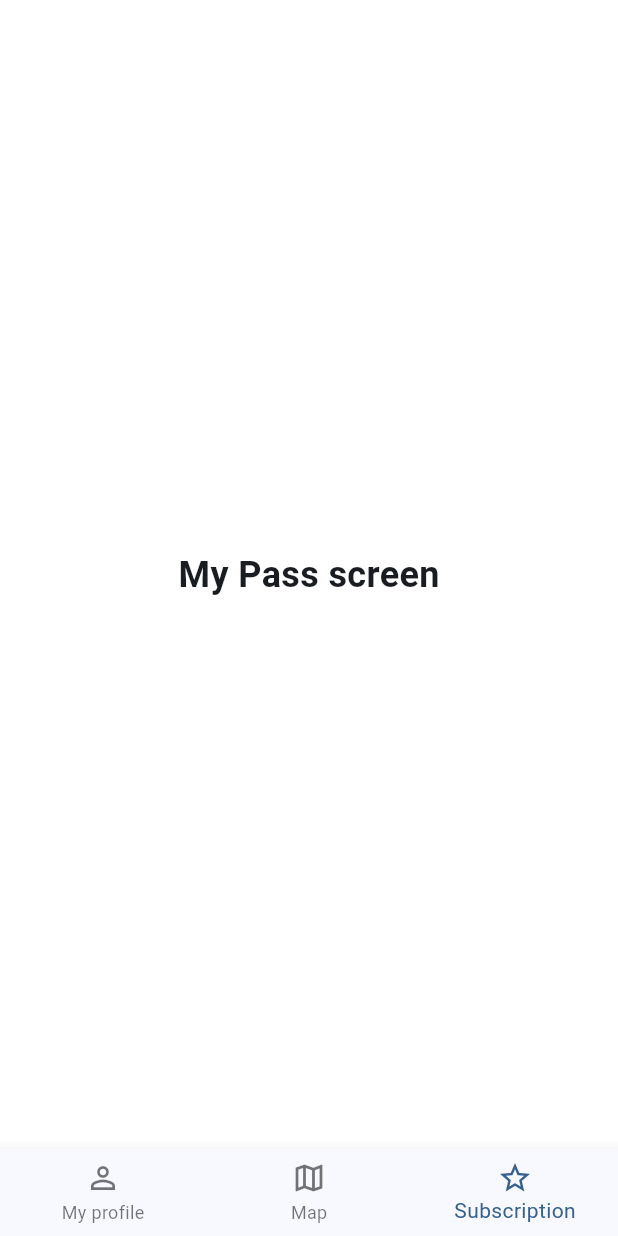
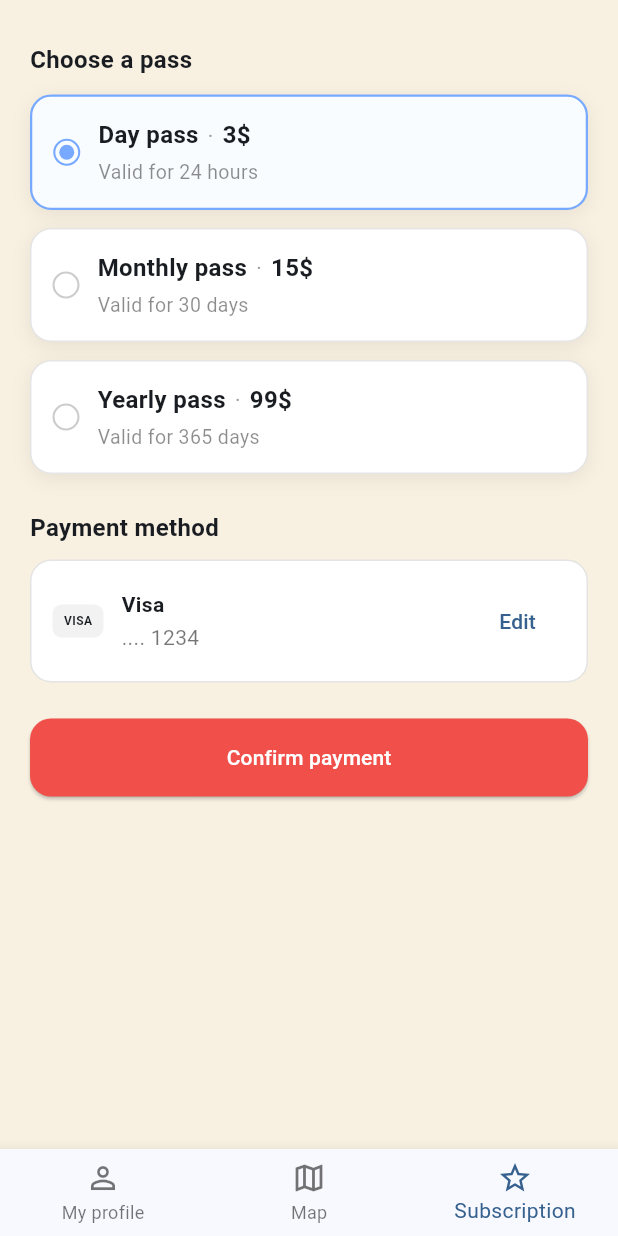
Before and after one commit to seangDarong/UX-Final_Project, a Flutter app: the screen it shows after launch, item 3 of the bottom bar chosen, on a phone screen of 412 x 824 dp. Run offline on Flutter 3.47's test engine with Material 3 defaults, Android fonts, the phone set to English and light mode, and no system bars; our stand-ins replace flutter_map, latlong2; network calls fail.

Commit message:
feat: PASS-003 - create pass content and required widget

```diff
--- a/lib/data/repositories/pass/pass_repository.dart
+++ b/lib/data/repositories/pass/pass_repository.dart
@@ -1,7 +1,9 @@
 import 'package:ux_final_project/models/pass_model.dart';
+import 'package:ux_final_project/models/pass_plan_model.dart';
 
 abstract class PassRepository {
+  Future<List<PassPlan>> fetchPassPlans();
   Future<Pass?> getActivePass();
-  Future<void> buyPass (PassType pass);
+  Future<void> buyPass(PassType pass);
   Future<void> cancelPass();
 }
--- a/lib/data/repositories/pass/pass_repository_mock.dart
+++ b/lib/data/repositories/pass/pass_repository_mock.dart
@@ -1,8 +1,35 @@
 import 'package:ux_final_project/models/pass_model.dart';
+import 'package:ux_final_project/models/pass_plan_model.dart';
 import 'pass_repository.dart';
 
 class MockPassRepository implements PassRepository {
   Pass? _pass;
+  static const List<PassPlan> _plans = [
+    PassPlan(
+      type: PassType.day,
+      title: 'Day pass',
+      price: '3\$',
+      validityLabel: 'Valid for 24 hours',
+    ),
+    PassPlan(
+      type: PassType.monthly,
+      title: 'Monthly pass',
+      price: '15\$',
+      validityLabel: 'Valid for 30 days',
+    ),
+    PassPlan(
+      type: PassType.annual,
+      title: 'Yearly pass',
+      price: '99\$',
+      validityLabel: 'Valid for 365 days',
+    ),
+  ];
+
+  @override
+  Future<List<PassPlan>> fetchPassPlans() async {
+    await Future.delayed(const Duration(milliseconds: 200));
+    return _plans;
+  }
 
   static Duration _durationFor(PassType type) {
     switch (type) {
@@ -37,5 +64,4 @@ class MockPassRepository implements PassRepository {
     await Future.delayed(const Duration(milliseconds: 300));
     _pass = null;
   }
-
 }
--- a/lib/models/pass_model.dart
+++ b/lib/models/pass_model.dart
@@ -1,4 +1,5 @@
 enum PassType { day, monthly, annual }
+
 
 class Pass {
   final PassType type;
--- /dev/null
+++ b/lib/models/pass_plan_model.dart
@@ -0,0 +1,15 @@
+import 'package:ux_final_project/models/pass_model.dart';
+
+class PassPlan {
+  final PassType type;
+  final String title;
+  final String price;
+  final String validityLabel;
+
+  const PassPlan({
+    required this.type,
+    required this.title,
+    required this.price,
+    required this.validityLabel,
+  });
+}
--- /dev/null
+++ b/lib/ui/screen/pass/widgets/pass_card.dart
@@ -0,0 +1,118 @@
+import 'package:flutter/material.dart';
+
+class PassCard extends StatelessWidget {
+  const PassCard({
+    super.key,
+    required this.title,
+    required this.price,
+    required this.subtitle,
+    required this.selected,
+    required this.onTap,
+  });
+
+  final String title;
+  final String price;
+  final String subtitle;
+  final bool selected;
+  final VoidCallback onTap;
+
+  @override
+  Widget build(BuildContext context) {
+    final borderColor = selected
+        ? const Color(0xFF76A9FF)
+        : const Color(0xFFE5E5E5);
+    final backgroundColor = selected ? const Color(0xFFF9FCFF) : Colors.white;
+
+    return InkWell(
+      onTap: onTap,
+      borderRadius: BorderRadius.circular(14),
+      child: AnimatedContainer(
+        duration: const Duration(milliseconds: 180),
+        padding: const EdgeInsets.all(14),
+        decoration: BoxDecoration(
+          color: backgroundColor,
+          borderRadius: BorderRadius.circular(14),
+          border: Border.all(color: borderColor, width: selected ? 1.5 : 1),
+          boxShadow: const [
+            BoxShadow(
+              color: Color(0x11000000),
+              blurRadius: 10,
+              offset: Offset(0, 3),
+            ),
+          ],
+        ),
+        child: Row(
+          children: [
+            _SelectionCircle(selected: selected),
+            const SizedBox(width: 12),
+            Expanded(
+              child: Column(
+                crossAxisAlignment: CrossAxisAlignment.start,
+                children: [
+                  Row(
+                    children: [
+                      Text(
+                        title,
+                        style: const TextStyle(
+                          fontSize: 16,
+                          fontWeight: FontWeight.w600,
+                        ),
+                      ),
+                      const SizedBox(width: 6),
+                      Text('·', style: TextStyle(color: Colors.grey.shade500)),
+                      const SizedBox(width: 6),
+                      Text(
+                        price,
+                        style: const TextStyle(
+                          fontSize: 16,
+                          fontWeight: FontWeight.w600,
+                        ),
+                      ),
+                    ],
+                  ),
+                  const SizedBox(height: 4),
+                  Text(
+                    subtitle,
+                    style: const TextStyle(fontSize: 13, color: Colors.black45),
+                  ),
+                ],
+              ),
+            ),
+          ],
+        ),
+      ),
+    );
+  }
+}
+
+class _SelectionCircle extends StatelessWidget {
+  const _SelectionCircle({required this.selected});
+
+  final bool selected;
+
+  @override
+  Widget build(BuildContext context) {
+    return Container(
+      width: 18,
+      height: 18,
+      decoration: BoxDecoration(
+        shape: BoxShape.circle,
+        border: Border.all(
+          color: selected ? const Color(0xFF76A9FF) : const Color(0xFFCCCCCC),
+          width: 1.4,
+        ),
+      ),
+      child: Center(
+        child: AnimatedContainer(
+          duration: const Duration(milliseconds: 180),
+          width: selected ? 10 : 0,
+          height: selected ? 10 : 0,
+          decoration: const BoxDecoration(
+            shape: BoxShape.circle,
+            color: Color(0xFF76A9FF),
+          ),
+        ),
+      ),
+    );
+  }
+}
--- a/lib/ui/screen/pass/widgets/pass_content.dart
+++ b/lib/ui/screen/pass/widgets/pass_content.dart
@@ -1,14 +1,71 @@
 import 'package:flutter/material.dart';
+import 'package:provider/provider.dart';
+import 'package:ux_final_project/models/pass_model.dart';
+import 'package:ux_final_project/ui/screen/pass/view_model/pass_view_model.dart';
+import 'package:ux_final_project/ui/screen/pass/widgets/active_pass_view.dart';
+import 'package:ux_final_project/ui/screen/pass/widgets/error_state.dart';
+import 'package:ux_final_project/ui/screen/pass/widgets/purchase_view.dart';
+import 'package:ux_final_project/ui/utils/async_value.dart';
 
-class PassContent extends StatelessWidget {
+
+class PassContent extends StatefulWidget {
   const PassContent({super.key});
 
   @override
+  State<PassContent> createState() => _PassContentState();
+}
+
+class _PassContentState extends State<PassContent> {
+  PassType _selectedPass = PassType.day;
+
+  @override
+  void initState() {
+    super.initState();
+    WidgetsBinding.instance.addPostFrameCallback((_) {
+      if (!mounted) return;
+      context.read<PassViewModel>().fetchPassData();
+    });
+  }
+
+  @override
   Widget build(BuildContext context) {
-    return const Center(
-      child: Text(
-        'My Pass screen',
-        style: TextStyle(fontSize: 24, fontWeight: FontWeight.w600),
+    final viewModel = context.watch<PassViewModel>();
+    final passValue = viewModel.passValue;
+    final plans = viewModel.passPlans;
+
+    return Scaffold(
+      backgroundColor: const Color(0xFFF8F0E1),
+      body: SafeArea(
+        child: Padding(
+          padding: const EdgeInsets.symmetric(horizontal: 20),
+          child: switch (passValue.state) {
+            AsyncValueState.loading => const Center(
+              child: CircularProgressIndicator(),
+            ),
+            AsyncValueState.error => ErrorState(
+              onRetry: () => context.read<PassViewModel>().fetchPassData(),
+            ),
+            AsyncValueState.success =>
+              passValue.data != null
+                  ? ActivePassView(
+                      pass: passValue.data!,
+                      passLabel: viewModel.planFor(passValue.data!.type).title,
+                      onCancel: () =>
+                          context.read<PassViewModel>().cancelPass(),
+                    )
+                  : PurchaseView(
+                      plans: plans,
+                      selectedPass: _selectedPass,
+                      onSelectedPassChanged: (passType) {
+                        setState(() {
+                          _selectedPass = passType;
+                        });
+                      },
+                      onConfirm: () =>
+                          context.read<PassViewModel>().buyPass(_selectedPass),
+                    ),
+          },
+        ),
       ),
     );
   }
--- /dev/null
+++ b/lib/ui/screen/pass/widgets/purchase_view.dart
@@ -0,0 +1,119 @@
+import 'package:flutter/material.dart';
+import 'package:ux_final_project/models/pass_model.dart';
+import 'package:ux_final_project/models/pass_plan_model.dart';
+import 'package:ux_final_project/ui/screen/pass/widgets/pass_card.dart';
+
+class PurchaseView extends StatelessWidget {
+  final List<PassPlan> plans;
+  final PassType selectedPass;
+  final ValueChanged<PassType> onSelectedPassChanged;
+  final VoidCallback onConfirm;
+  const PurchaseView ({
+    required this.plans,
+    required this.selectedPass,
+    required this.onSelectedPassChanged,
+    required this.onConfirm
+    });
+
+  @override
+  Widget build(BuildContext context) {
+    final List<Widget> planWidgets = [];
+
+    for (var i = 0; i < plans.length; i++){
+      final plan = plans[i];
+
+      planWidgets.add(
+        PassCard(title: plan.title,
+        price: plan.price,
+        subtitle: plan.validityLabel,
+        selected: selectedPass == plan.type,
+        onTap: () =>
+          onSelectedPassChanged(plan.type)
+        )
+      );
+      if ( i != plans.length - 1){
+        planWidgets.add(const SizedBox(height: 12));
+      }
+    }
+
+    return SingleChildScrollView(
+      child: Column(
+        crossAxisAlignment: CrossAxisAlignment.stretch,
+        children: [
+          const SizedBox(height: 28),
+          const Text("Choose a pass", style:  TextStyle(fontSize: 16, fontWeight: FontWeight.w600),),
+          const SizedBox(height: 12),
+          ...planWidgets,
+          const SizedBox(height: 24),
+          const Text(
+            'Payment method',
+            style: TextStyle(fontSize: 16, fontWeight: FontWeight.w600),
+          ),
+          const SizedBox(height: 10),
+          Container(
+            padding: const EdgeInsets.symmetric(horizontal: 14, vertical: 16),
+            decoration: BoxDecoration(
+              color: Colors.white,
+              borderRadius: BorderRadius.circular(14),
+              border: Border.all(color: const Color(0xFFE4E4E4)),
+            ),
+            child: Row(
+              children: [
+                Container(
+                  width: 34,
+                  height: 22,
+                  alignment: Alignment.center,
+                  decoration: BoxDecoration(
+                    color: const Color(0xFFF2F2F2),
+                    borderRadius: BorderRadius.circular(6),
+                  ),
+                  child: const Text(
+                    'VISA',
+                    style: TextStyle(fontSize: 8, fontWeight: FontWeight.w700),
+                  ),
+                ),
+                const SizedBox(width: 12),
+                const Expanded(
+                  child: Column(
+                    crossAxisAlignment: CrossAxisAlignment.start,
+                    children: [
+                      Text(
+                        'Visa',
+                        style: TextStyle(
+                          fontSize: 14,
+                          fontWeight: FontWeight.w600,
+                        ),
+                      ),
+                      SizedBox(height: 2),
+                      Text(
+                        '.... 1234',
+                        style: TextStyle(color: Colors.black54),
+                      ),
+                    ],
+                  ),
+                ),
+                TextButton(onPressed: () {}, child: const Text('Edit')),
+              ],
+            ),
+          ),
+          const SizedBox(height: 24),
+          SizedBox(
+            height: 52,
+            child: ElevatedButton(
+              onPressed: onConfirm,
+              style: ElevatedButton.styleFrom(
+                backgroundColor: const Color(0xFFF04F4A),
+                foregroundColor: Colors.white,
+                shape: RoundedRectangleBorder(
+                  borderRadius: BorderRadius.circular(14),
+                ),
+              ),
+              child: const Text('Confirm payment'),
+            ),
+          ),
+          const SizedBox(height: 20),
+        ],
+      ),
+    );
+  }
+}
```
Also changed, not shown: lib/ui/screen/pass/view_model/pass_view_model.dart (+24 -5 lines), lib/ui/screen/pass/widgets/active_pass_view.dart (added, +135 -0 lines), lib/ui/screen/pass/widgets/error_state.dart (added, +23 -0 lines), lib/data/repositories/pass/pass_repository_firebase.dart (added).
